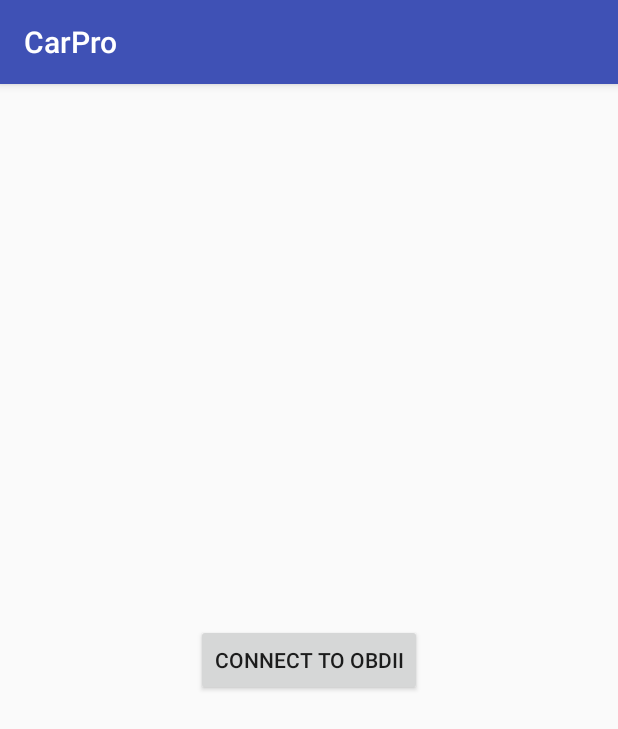
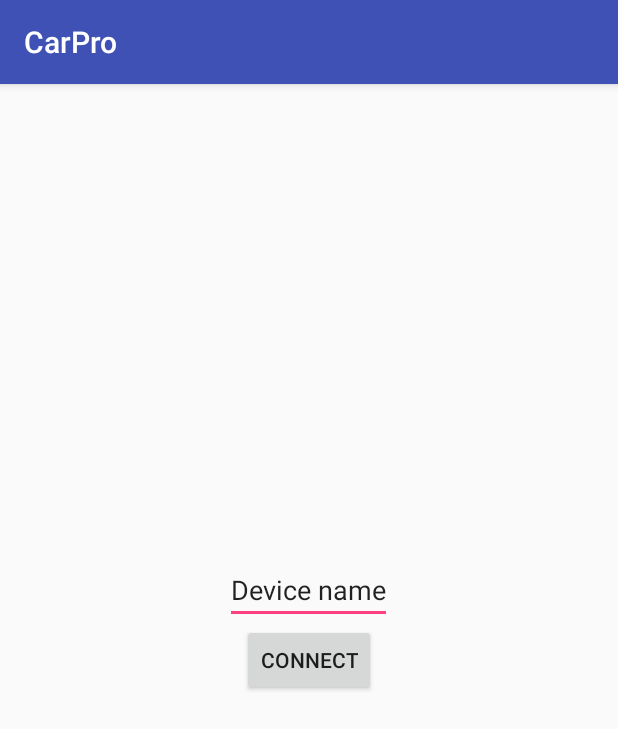
Before and after one commit to mahdafr/CarPro, an Android app: the screen it shows after launch (MainActivity), on a phone screen of 412 x 824 dp. Shown: the top 729 px of the screen. Run offline under Robolectric (Android 15) with nearby library versions, the phone set to English and light mode, and no system bars.

Commit message:
gets device name for connecting -- need to connect and save name

```diff
--- a/app/src/main/java/edu/utep/cs/cs4330/carpro/MainActivity.java
+++ b/app/src/main/java/edu/utep/cs/cs4330/carpro/MainActivity.java
@@ -12,43 +12,45 @@ import android.support.v7.app.AlertDialog;
 import android.support.v7.app.AppCompatActivity;
 import android.os.Bundle;
 import android.util.Log;
+import android.widget.EditText;
 
 public class MainActivity extends AppCompatActivity {
-    private boolean hasBluetooth;
-    private BluetoothAdapter bluetoothAdapter;
+    private EditText deviceNameField;
+    private BluetoothAdapter bluetoothAdapter = BluetoothAdapter.getDefaultAdapter();
     android.content.IntentFilter intentFilter;
     java.util.Set<BluetoothDevice> pairedDevices;
+    private final String LOG_TAG = "testme";
 
     /* ************************************************************************************
        ************************************************************************************ */
     /*
      * The following section is reserved for Android operations: power, discovery, and connectivity
      */
-    /* Creates the MainActivity of CarPro: registers broadcast receiver for bluetooth */
+    /* Creates the IGIVEUPONLIFEivity of CarPro: registers broadcast receiver for bluetooth */
     @Override
     protected void onCreate(Bundle savedInstanceState) {
         super.onCreate(savedInstanceState);
         setContentView(R.layout.activity_main);
 
+        deviceNameField = (EditText) findViewById(R.id.deviceNameField);
         setUpBluetoothAdapter();
-        hasBluetooth = hasBluetooth();
     }
 
-    /* Resumes the MainActivity of CarPro: registers broadcast receiver for bluetooth */
+    /* Resumes the IGIVEUPONLIFEivity of CarPro: registers broadcast receiver for bluetooth */
     @Override
     protected void onResume() {
         super.onResume();
-        registerReceiver(receiver, intentFilter);
+        registerReceiverForBT(); //registers this receiver for bluetooth state changes
     }
 
-    /* Pauses the MainActivity of CarPro: unregisters broadcast receiver for bluetooth */
+    /* Pauses the IGIVEUPONLIFEivity of CarPro: unregisters broadcast receiver for bluetooth */
     @Override
     protected void onPause() {
         super.onPause();
         unregisterReceiver(receiver);
     }
 
-    /* Destroys the MainActivity of CarPro: unregisters broadcast receiver for bluetooth */
+    /* Destroys the IGIVEUPONLIFEivity of CarPro: unregisters broadcast receiver for bluetooth */
     @Override
     protected void onDestroy() {
         super.onDestroy();
@@ -60,6 +62,7 @@ public class MainActivity extends AppCompatActivity {
        ************************************************************************************ */
     /*
      * The following section is reserved for Bluetooth Connectivity
+     * This includes: BroadcastReceiver, pairedDevices, etc.
      */
     /* The BroadcastReceiver that listens for bluetooth connection changes */
     private final android.content.BroadcastReceiver receiver = new android.content.BroadcastReceiver() {
@@ -67,33 +70,25 @@ public class MainActivity extends AppCompatActivity {
         public void onReceive(android.content.Context context, Intent intent) {
             String action = intent.getAction();
             BluetoothDevice d = intent.getParcelableExtra(BluetoothDevice.EXTRA_DEVICE);
+            Log.d(LOG_TAG,"Device name in extra: " +d.getName());
             if ( d.ACTION_FOUND.equals(action) ) {
-                Log.d("MAINACT","Found device " + d.getName());
+                Log.d(LOG_TAG,"Found device " + d.getName());
             } else if ( d.ACTION_ACL_CONNECTED.equals(action) ) {
-                Log.d("MAINACT", "connected");
-            } else if ( bluetoothAdapter.ACTION_DISCOVERY_FINISHED.equals(action) ) {
-                Log.d("MAINACT", "discovery complete");
+                Log.d(LOG_TAG, "connected");
+            } else if ( BluetoothAdapter.ACTION_DISCOVERY_FINISHED.equals(action) ) {
+                Log.d(LOG_TAG, "discovery complete");
             } else if ( d.ACTION_ACL_DISCONNECT_REQUESTED.equals(action) ) {
-                Log.d("MAINACT", "disconnecting");
+                Log.d(LOG_TAG, "disconnecting");
             } else if ( d.ACTION_ACL_DISCONNECTED.equals(action) ) {
-                Log.d("MAINACT", "disconnected");
+                Log.d(LOG_TAG, "disconnected");
             }
         }
     };
 
-    /* Acquires Bluetooth Adapter */
-    private void setUpBluetoothAdapter() {
-        bluetoothAdapter = BluetoothAdapter.getDefaultAdapter();
-    }
-
-    /* Checks if the local device has bluetooth functionality */
-    private boolean hasBluetooth() {
-        return bluetoothAdapter!=null;
-    }
-
     /* Turns on Bluetooth and Connects to a device by registering the receiver for connectivity */
-    private void connectToBluetooth() {
+    private void registerReceiverForBT() {
         //BT functionality preparation
+        Log.d(LOG_TAG,"Registering receiver on d/c, c, and d/c req...");
         intentFilter = new android.content.IntentFilter();
         intentFilter.addAction(BluetoothDevice.ACTION_ACL_CONNECTED);
         intentFilter.addAction(BluetoothDevice.ACTION_ACL_DISCONNECT_REQUESTED);
@@ -137,9 +132,54 @@ public class MainActivity extends AppCompatActivity {
 
     /* Connects on User command */
     public void connect(android.view.View v) {
-        if ( hasBluetooth )
-            connectToBluetooth();
-        else
+        Log.d(LOG_TAG,"connect pressed");
+        if ( !hasBluetooth() )
             toast("No Bluetooth functionality.");
+        else {
+            listPairedDevices();
+            if ( canConnectTo(deviceNameField.getText().toString()) ) {
+                saveDeviceName(deviceNameField.getText().toString());
+                connectToDevice(deviceNameField.getText().toString());
+            }
+        }
+    }
+
+    /* Checks if the remote device name is available and an OBDII */
+    private boolean canConnectTo(String name) {
+        //todo later add more devices
+        return true;
+    }
+
+    /* Saves this device to connect to directly */
+    private void saveDeviceName(String name) {
+        //todo save to app/os
+    }
+
+    /* Builds a connection to the remote device for receiving data */
+    private void connectToDevice(String name) {
+        //build connection
+    }
+
+
+    /* ************************************************************************************
+       ************************************************************************************ */
+    /*
+     * The following section is reserved for helper methods on the Bluetooth Functionality.
+     */
+    /* Acquires Bluetooth Adapter for the local device */
+    private void setUpBluetoothAdapter() {
+        bluetoothAdapter = BluetoothAdapter.getDefaultAdapter();
+    }
+
+    /* Checks if the local device has bluetooth functionality */
+    private boolean hasBluetooth() {
+        return bluetoothAdapter!=null;
+    }
+
+    /* Displays the list of paired devices to the local device */
+    private void listPairedDevices() {
+        pairedDevices = bluetoothAdapter.getBondedDevices();
+        for ( BluetoothDevice d : pairedDevices )
+            Log.d(LOG_TAG,"Bonded with: " +d.getName());
     }
 }
--- a/app/src/main/res/layout/activity_main.xml
+++ b/app/src/main/res/layout/activity_main.xml
@@ -5,12 +5,20 @@
     android:layout_height="match_parent"
     tools:context="edu.utep.cs.cs4330.carpro.MainActivity">
 
+    <EditText
+        android:id="@+id/deviceNameField"
+        android:text="@string/obdii_device_name"
+        android:gravity="center"
+        android:layout_width="wrap_content"
+        android:layout_height="wrap_content"
+        android:layout_centerInParent="true"
+        android:layout_above="@+id/butt"/>
+
     <Button
         android:id="@+id/butt"
-        android:text="@string/connect_obdii_label"
+        android:text="@string/connect"
         android:layout_width="wrap_content"
         android:layout_height="wrap_content"
         android:layout_centerInParent="true"
         android:onClick="connect"/>
-
 </RelativeLayout>
--- a/app/src/main/res/values/strings.xml
+++ b/app/src/main/res/values/strings.xml
@@ -1,4 +1,5 @@
 <resources>
     <string name="app_name">CarPro</string>
-    <string name="connect_obdii_label">Connect to OBDII</string>
+    <string name="connect">Connect</string>
+    <string name="obdii_device_name">Device name</string>
 </resources>
```
